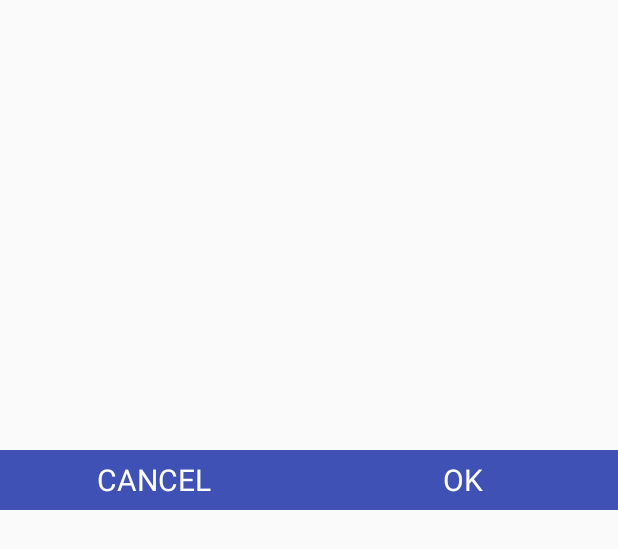
After one commit to afrasilv/CasoBQClienteEvernote, an Android app: the layout draw_text_view.xml on its own in the app's theme, with its tools: preview values and no code run, on a phone screen of 412 x 824 dp. The commit adds this screen. Shown: the top 549 px of the screen. Run offline under Robolectric (Android 15) with nearby library versions, the phone set to English and light mode, and no system bars.

Commit message:
- OCR...

```diff
--- /dev/null
+++ b/LibRecognizer/build.gradle
@@ -0,0 +1,2 @@
+configurations.create("default")
+artifacts.add("default", file('LibRecognizer.aar'))
--- a/app/build.gradle
+++ b/app/build.gradle
@@ -27,10 +27,11 @@ android {
 
 repositories {
     maven { url "https://jitpack.io" }
+    maven { url 'http://maven.microblink.com' }
 }
 
 dependencies {
-    compile fileTree(dir: 'libs', include: ['*.jar'])
+    compile fileTree(include: ['*.jar'], dir: 'libs')
     testCompile 'junit:junit:4.12'
     compile 'com.android.support:appcompat-v7:23.1.1'
     compile 'com.android.support:recyclerview-v7:23.1.1'
@@ -41,5 +42,6 @@ dependencies {
     compile 'com.android.support:design:23.1.1'
     compile 'com.evernote:android-sdk:2.0.0-RC3'
     compile 'org.jsoup:jsoup:1.8.3'
-    compile 'com.melnykov:floatingactionbutton:1.3.0'
+    compile 'net.i2p.android.ext:floatingactionbutton:1.10.1'
+    compile 'com.microblink:blinkocr:2.2.0'
 }
--- /dev/null
+++ b/app/src/main/java/com/bqclientevernote/afrasilv/utils/DrawingView.java
@@ -0,0 +1,111 @@
+package com.bqclientevernote.afrasilv.utils;
+
+import android.content.Context;
+import android.graphics.Bitmap;
+import android.graphics.Canvas;
+import android.graphics.Color;
+import android.graphics.Paint;
+import android.graphics.Path;
+import android.util.AttributeSet;
+import android.view.MotionEvent;
+import android.view.View;
+
+
+public class DrawingView extends View {
+
+    private Bitmap mBitmap;
+    private Canvas mCanvas;
+    private Path mPath;
+    private Paint mBitmapPaint;
+    private Paint mPaint;
+    private float mX, mY;
+
+    public DrawingView(Context context) {
+        super(context);
+        init();
+    }
+
+    public DrawingView(Context context, AttributeSet attrs) {
+        super(context, attrs);
+        init();
+    }
+
+    private void init() {
+        mPath = new Path();
+        mBitmapPaint = new Paint(Paint.DITHER_FLAG);
+
+        mPaint = new Paint();
+        mPaint.setAntiAlias(true);
+        mPaint.setDither(true);
+        mPaint.setColor(Color.BLACK);
+        mPaint.setStyle(Paint.Style.STROKE);
+        mPaint.setStrokeJoin(Paint.Join.ROUND);
+        mPaint.setStrokeCap(Paint.Cap.ROUND);
+        mPaint.setStrokeWidth(12);
+    }
+
+    public Bitmap getBitmap() {
+        return this.mBitmap;
+    }
+
+    @Override
+    protected void onSizeChanged(int w, int h, int oldw, int oldh) {
+        super.onSizeChanged(w, h, oldw, oldh);
+
+        mBitmap = Bitmap.createBitmap(w, h, Bitmap.Config.ARGB_8888);
+        mCanvas = new Canvas(mBitmap);
+    }
+
+    @Override
+    protected void onDraw(Canvas canvas) {
+        super.onDraw(canvas);
+
+        canvas.drawBitmap(mBitmap, 0, 0, mBitmapPaint);
+        canvas.drawPath(mPath, mPaint);
+    }
+
+    private void touchStart(float x, float y) {
+        mPath.reset();
+        mPath.moveTo(x, y);
+        mX = x;
+        mY = y;
+    }
+
+    private void touchMove(float x, float y) {
+        mPath.quadTo(mX, mY, (x + mX) / 2, (y + mY) / 2);
+        mX = x;
+        mY = y;
+    }
+
+    private void touchUp() {
+        mPath.lineTo(mX, mY);
+        // Commit the path to our offscreen
+        mCanvas.drawPath(mPath, mPaint);
+        // Kill this so we don't double draw
+        mPath.reset();
+    }
+
+    @Override
+    public boolean onTouchEvent(MotionEvent event) {
+        float x = event.getX();
+        float y = event.getY();
+
+        switch (event.getAction()) {
+            case MotionEvent.ACTION_DOWN:
+                touchStart(x, y);
+                invalidate();
+                break;
+            case MotionEvent.ACTION_MOVE:
+                touchMove(x, y);
+                invalidate();
+                break;
+            case MotionEvent.ACTION_UP:
+                touchUp();
+                invalidate();
+                break;
+            default:
+                break;
+        }
+        return true;
+    }
+}
--- /dev/null
+++ b/app/src/main/res/layout/draw_text_view.xml
@@ -0,0 +1,44 @@
+<?xml version="1.0" encoding="utf-8"?>
+<LinearLayout xmlns:android="http://schemas.android.com/apk/res/android"
+    android:layout_width="match_parent"
+    android:layout_height="wrap_content"
+    android:orientation="vertical">
+
+    <com.bqclientevernote.afrasilv.utils.DrawingView
+        android:id="@+id/drawing_panel_view"
+        android:layout_width="match_parent"
+        android:layout_height="300dp"/>
+
+    <LinearLayout
+        android:layout_width="match_parent"
+        android:layout_height="40dp"
+        android:orientation="horizontal"
+        android:background="@color/colorPrimary">
+
+        <TextView
+            android:id="@+id/tv_cancel"
+            android:layout_width="0dp"
+            android:layout_weight="1"
+            android:layout_height="match_parent"
+            android:text="Cancel"
+            android:gravity="center"
+            android:textAllCaps="true"
+            android:textSize="20sp"
+            android:textColor="@android:color/white"
+            />
+
+        <TextView
+            android:id="@+id/tv_ok"
+            android:layout_width="0dp"
+            android:layout_weight="1"
+            android:layout_height="match_parent"
+            android:text="Ok"
+            android:gravity="center"
+            android:textAllCaps="true"
+            android:textSize="20sp"
+            android:textColor="@android:color/white"
+            />
+
+    </LinearLayout>
+
+</LinearLayout>
--- a/app/src/main/res/values/colors.xml
+++ b/app/src/main/res/values/colors.xml
@@ -7,4 +7,7 @@
 
     <color name="blue_pressed">#3246B7</color>
     <color name="blue">#4962F0</color>
+
+    <color name="white">#ffffff</color>
+
 </resources>
--- a/settings.gradle
+++ b/settings.gradle
@@ -1 +1 @@
-include ':app'
+include ':app', ':LibRecognizer'
```
Also changed, not shown: app/src/main/java/com/bqclientevernote/afrasilv/asyntask/DirectAPIAsyntask.java (added, +151 -0 lines), app/src/main/java/com/bqclientevernote/afrasilv/casobqclienteevernote/MainActivity.java (+78 -9 lines), app/src/main/java/com/bqclientevernote/afrasilv/utils/DrawPanelDialog.java (added, +56 -0 lines), app/src/main/res/layout/activity_main.xml (+30 -6 lines), app/src/main/res/drawable/drawing.png (added), 1 other file.
